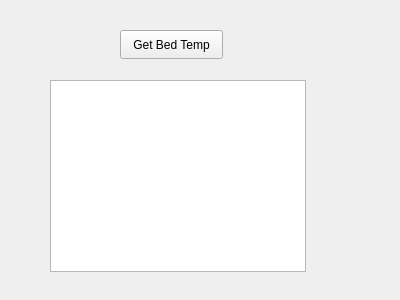
Qt form src/ui/heatlampwidget.ui (BYUCreateResearchLab/CREATE_LAB_Binder_Jet_Printer) before a commit.
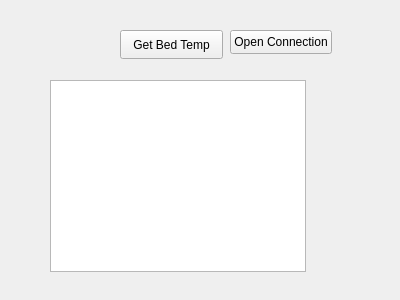
The same form after that commit.

Diff of the .ui file:
```diff
--- a/src/ui/heatlampwidget.ui
+++ b/src/ui/heatlampwidget.ui
@@ -36,6 +36,19 @@
     </rect>
    </property>
   </widget>
+  <widget class="QPushButton" name="openConnectionToControllerButton">
+   <property name="geometry">
+    <rect>
+     <x>230</x>
+     <y>30</y>
+     <width>102</width>
+     <height>24</height>
+    </rect>
+   </property>
+   <property name="text">
+    <string>Open Connection</string>
+   </property>
+  </widget>
  </widget>
  <resources/>
  <connections/>
```
